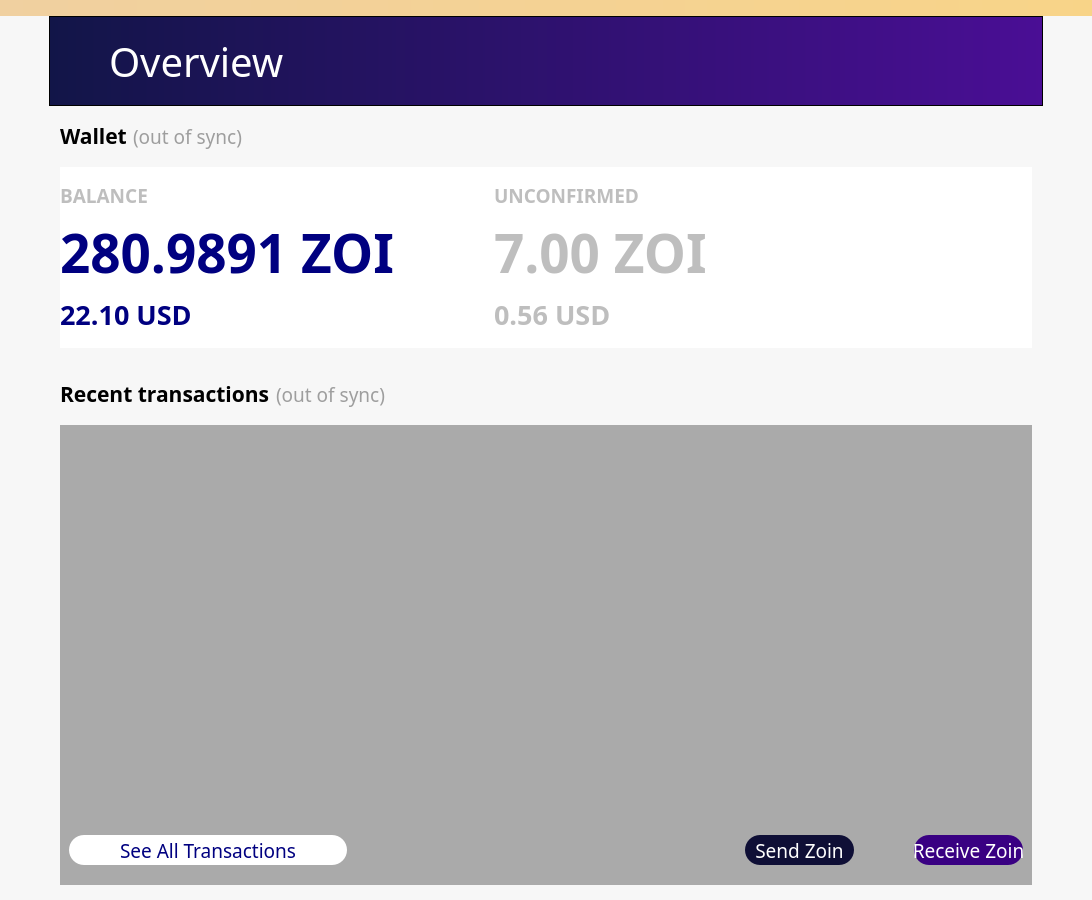
noirofficial/noir, file src/qt/forms/overviewpage.ui: the form before one commit.
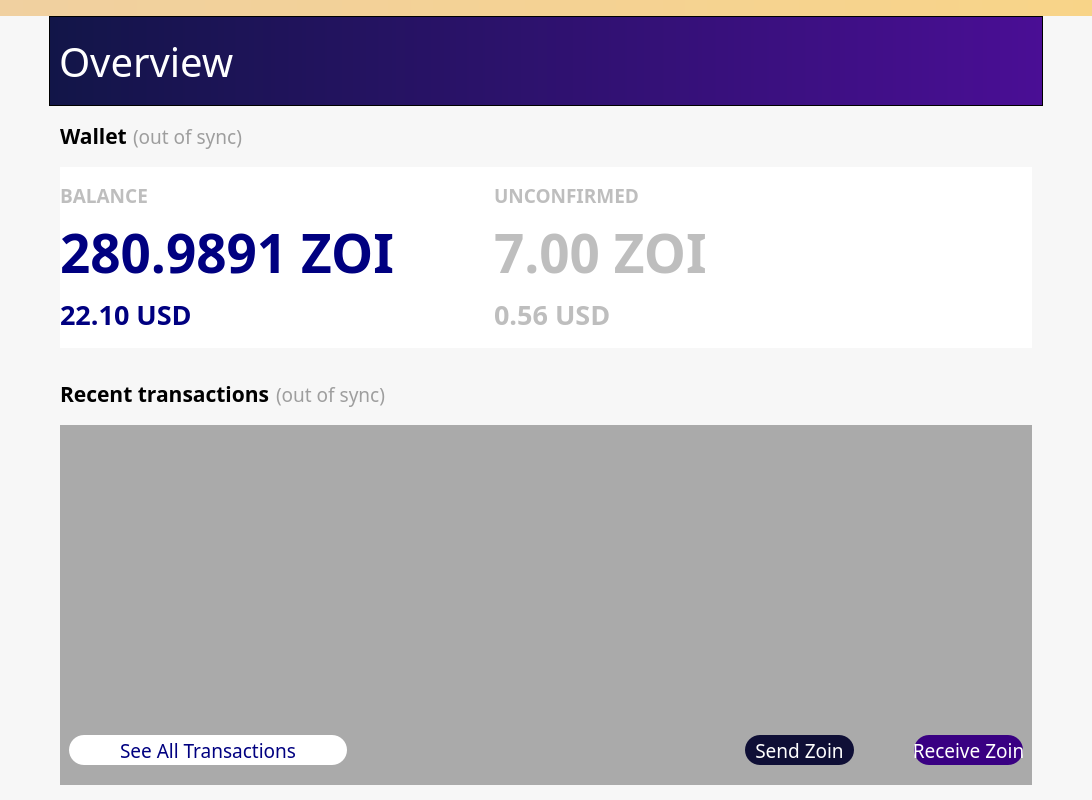
The form after the commit. Icons and pictures are not drawn.

Commit message: New Splash Screen, and updated menu.ui for MenuPage class

Patch:
```diff
--- a/src/qt/forms/overviewpage.ui
+++ b/src/qt/forms/overviewpage.ui
@@ -7,7 +7,7 @@
     <x>0</x>
     <y>0</y>
     <width>1000</width>
-    <height>900</height>
+    <height>800</height>
    </rect>
   </property>
   <property name="sizePolicy">
@@ -357,7 +357,7 @@
          <item alignment="Qt::AlignHCenter">
           <widget class="QFrame" name="frame_3">
            <property name="sizePolicy">
-            <sizepolicy hsizetype="Maximum" vsizetype="Maximum">
+            <sizepolicy hsizetype="Preferred" vsizetype="Preferred">
              <horstretch>0</horstretch>
              <verstretch>0</verstretch>
             </sizepolicy>
@@ -383,19 +383,13 @@
            <property name="frameShadow">
             <enum>QFrame::Raised</enum>
            </property>
+           <layout class="QVBoxLayout" name="verticalLayout_5">
+            <item>
            <widget class="QLabel" name="label_2">
-            <property name="geometry">
-             <rect>
-              <x>60</x>
-              <y>0</y>
-              <width>281</width>
-              <height>91</height>
-             </rect>
-            </property>
             <property name="sizePolicy">
-             <sizepolicy hsizetype="Maximum" vsizetype="Maximum">
-              <horstretch>100</horstretch>
-              <verstretch>100</verstretch>
+               <sizepolicy hsizetype="Preferred" vsizetype="Preferred">
+                <horstretch>0</horstretch>
+                <verstretch>0</verstretch>
              </sizepolicy>
             </property>
             <property name="font">
@@ -417,6 +411,8 @@
              <string>Overview</string>
             </property>
            </widget>
+            </item>
+           </layout>
           </widget>
          </item>
         </layout>
```
Lines whose indentation alone changed are shown as unchanged. The commit also changes 5 other files.
